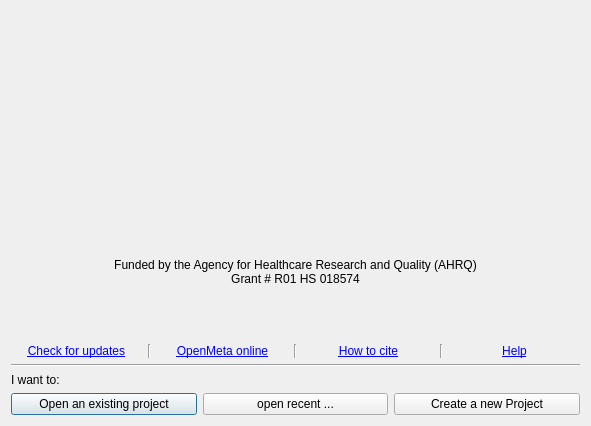
Above: start_upV2.ui from bwallace/OpenMeta-analyst- before the change. Below: the same form after it.
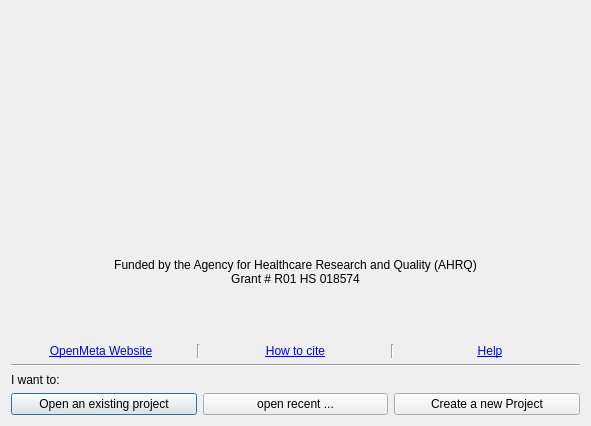
That is the form after the change. Icons and pictures are not drawn.

```diff
--- a/start_upV2.ui
+++ b/start_upV2.ui
@@ -107,35 +107,6 @@
    </item>
    <item>
     <layout class="QHBoxLayout" name="horizontalLayout_2">
-     <item>
-      <widget class="QLabel" name="updatesLabel">
-       <property name="enabled">
-        <bool>false</bool>
-       </property>
-       <property name="minimumSize">
-        <size>
-         <width>120</width>
-         <height>0</height>
-        </size>
-       </property>
-       <property name="text">
-        <string>&lt;a href=&quot;www.google.com&quot;&gt;Check for updates&lt;/a&gt;</string>
-       </property>
-       <property name="alignment">
-        <set>Qt::AlignCenter</set>
-       </property>
-       <property name="openExternalLinks">
-        <bool>true</bool>
-       </property>
-      </widget>
-     </item>
-     <item>
-      <widget class="Line" name="line_2">
-       <property name="orientation">
-        <enum>Qt::Vertical</enum>
-       </property>
-      </widget>
-     </item>
      <item>
       <widget class="QLabel" name="oma_onlineLabel">
        <property name="minimumSize">
@@ -145,7 +116,7 @@
         </size>
        </property>
        <property name="text">
-        <string>&lt;a href=&quot;http://www.cebm.brown.edu/open_meta&quot;&gt;OpenMeta online&lt;/a&gt;</string>
+        <string>&lt;html&gt;&lt;head/&gt;&lt;body&gt;&lt;p&gt;&lt;a href=&quot;http://www.cebm.brown.edu/open_meta&quot;&gt;&lt;span style=&quot; text-decoration: underline; color:#0000ff;&quot;&gt;OpenMeta Website&lt;/span&gt;&lt;/a&gt;&lt;/p&gt;&lt;/body&gt;&lt;/html&gt;</string>
        </property>
        <property name="alignment">
         <set>Qt::AlignCenter</set>
```
